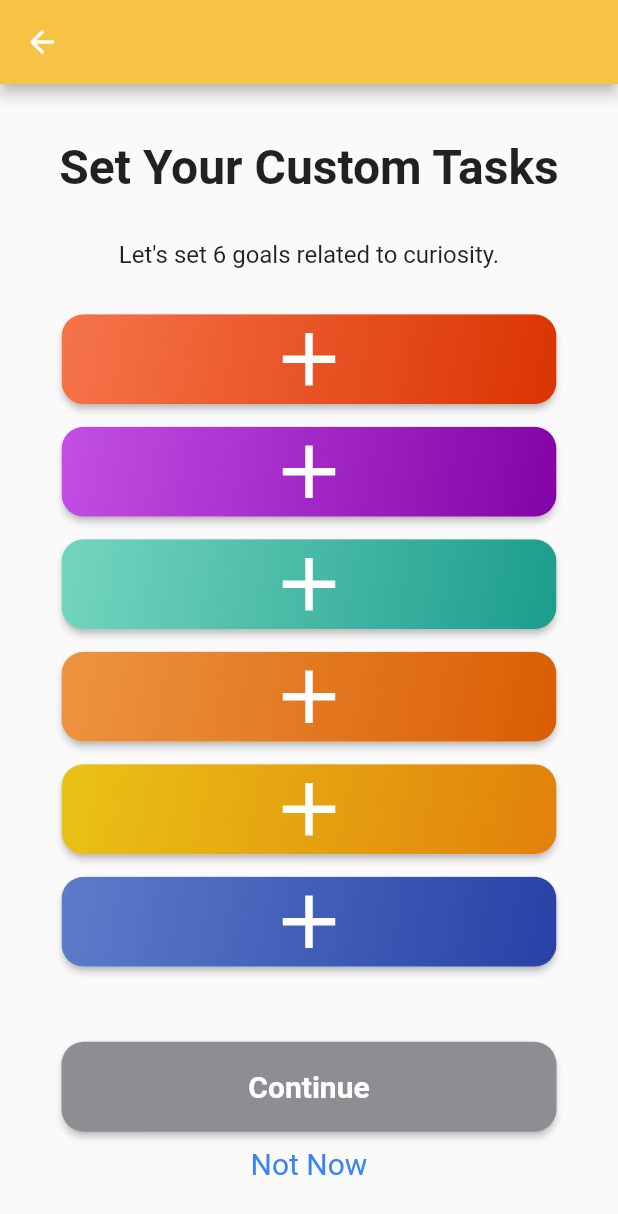
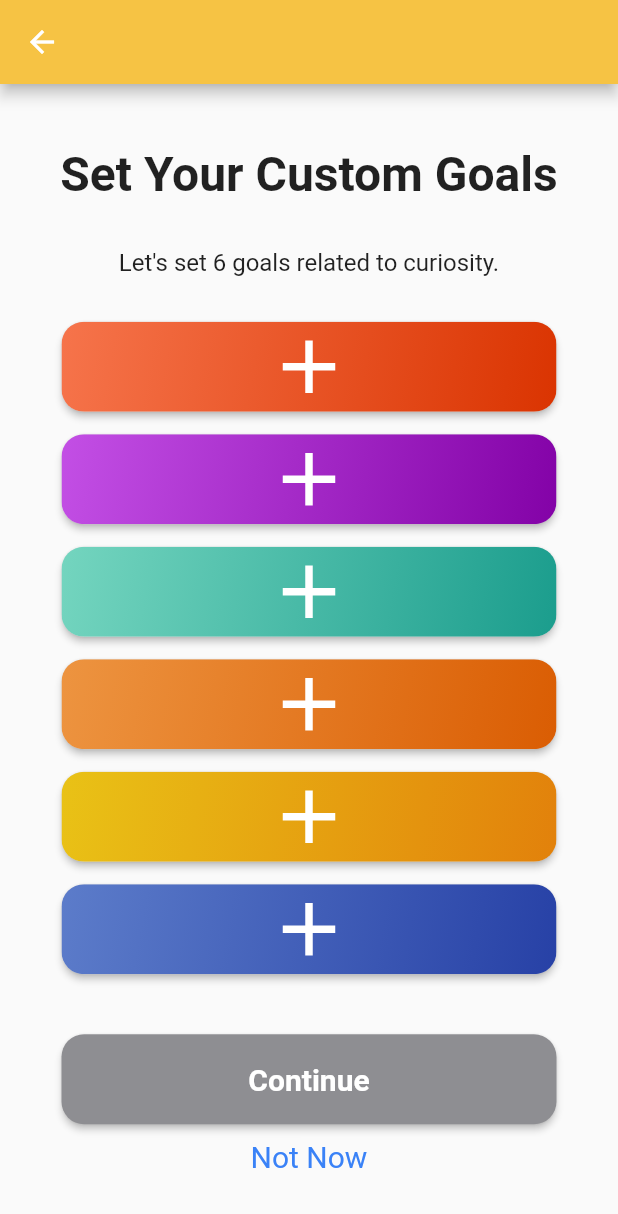
Before and after one commit to META-Curiosity/Curiosity-App, a Flutter app: the SetCustomTasksScreen screen opened directly with empty values, on a phone screen of 412 x 824 dp. Shown: the top 1214 px of the screen. Run offline on Flutter 3.47's test engine with Material 2 defaults, Android fonts, the phone set to English and light mode, and no system bars; our stand-ins replace cloud_firestore, curved_navigation_bar, firebase_auth, firebase_core, flutter_icons, flutter_svg and 4 more; missing offline and left inert: pretty_json; accounts and stored records are empty.

Commit message:
1.Removed 2 RecordCards 2.Changed Tasks to Goals

```diff
--- a/lib/screens/onboarding_screen.dart
+++ b/lib/screens/onboarding_screen.dart
@@ -133,7 +133,7 @@ class StartJourneyScreen extends StatelessWidget {
                 Navigator.pushNamed(context, '/set_custom_tasks',
                     arguments: user);
               },
-              child: const Text("Set Custom Task"),
+              child: const Text("Set Custom Goals"),
             ),
           )
         ],
--- a/lib/screens/set_custom_tasks_screen.dart
+++ b/lib/screens/set_custom_tasks_screen.dart
@@ -13,6 +13,8 @@ class SetCustomTasksScreen extends StatefulWidget {
 }
 
 class _SetCustomTasksScreenState extends State<SetCustomTasksScreen> {
+  bool _sixTasks = false;
+
   void initState() {
     super.initState();
   }
@@ -29,7 +31,7 @@ class _SetCustomTasksScreenState extends State<SetCustomTasksScreen> {
         child: Column(
           children: <Widget>[
             const Text(
-              'Set Your Custom Tasks',
+              'Set Your Custom Goals',
               style: TextStyle(fontSize: 32, fontWeight: FontWeight.bold),
             ),
             const SizedBox(height: 30),
@@ -73,7 +75,7 @@ class _SetCustomTasksScreenState extends State<SetCustomTasksScreen> {
                 endColor: Color(0xFF2741A6),
                 user: user,
                 id: '5'),
-            const SizedBox(height: 50),
+            const SizedBox(height: 40),
             SizedBox(
               width: 330,
               height: 60,
```
Also changed, not shown: lib/screens/central_dashboard_screen.dart (+17 -17 lines).
